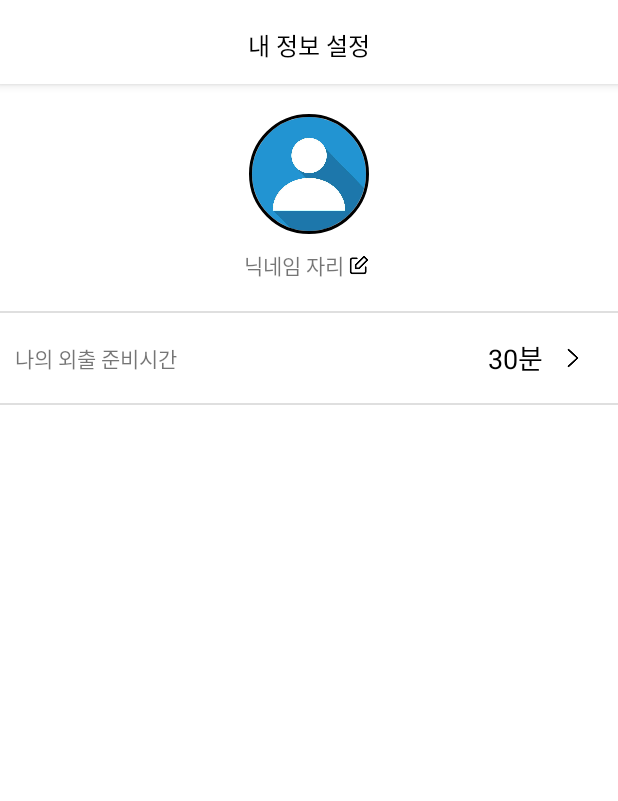
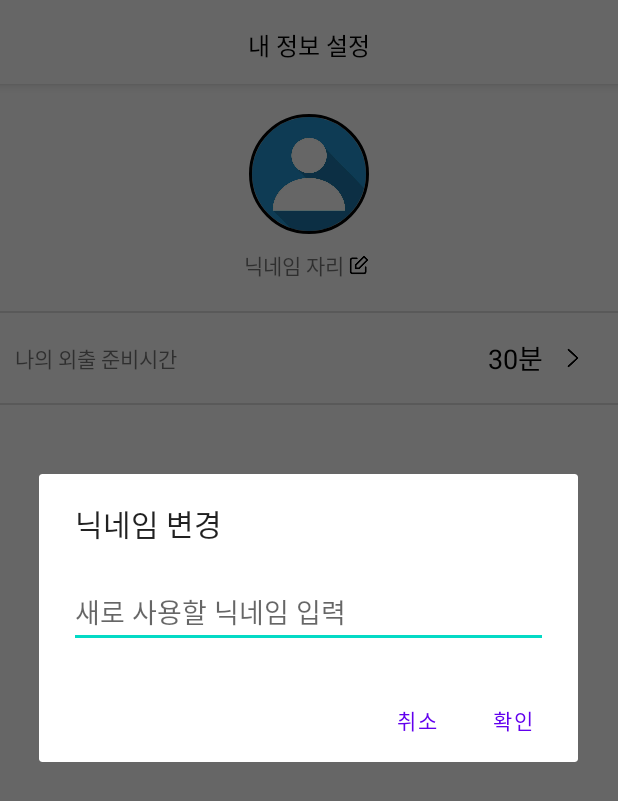
Before and after one commit to cho881020/FinalProject_20210910, an Android app: the MySettingActivity screen opened directly, with no data from a screen before it, after a tap on "닉네임 자리", on a phone screen of 412 x 824 dp. Shown: the top 801 px of the screen. Run offline under Robolectric (Android 15) with nearby library versions, the phone set to English and light mode, and no system bars; our stand-ins replace CircleImageView, data binding; network calls fail; 3 statements that could not run were skipped.

Commit message:
닉네임 변경 기능 구현

```diff
--- a/app/src/main/java/com/neppplus/finalproject_20210910/MySettingActivity.kt
+++ b/app/src/main/java/com/neppplus/finalproject_20210910/MySettingActivity.kt
@@ -34,6 +34,36 @@ class MySettingActivity : BaseActivity() {
 //             EditText를 사용할 수 있는 방법?
 
 //            PATCH - /user => field : nickname으로 보내서 닉변.
+
+            val customView = LayoutInflater.from(mContext).inflate(R.layout.my_custom_alert_nickname, null)
+            val alert = AlertDialog.Builder(mContext)
+            alert.setTitle("닉네임 변경")
+            alert.setView(customView)
+            alert.setPositiveButton("확인", DialogInterface.OnClickListener { dialogInterface, i ->
+                val nicknameEdt = customView.findViewById<EditText>(R.id.nicknameEdt)
+
+                apiService.patchRequestMyInfo("nickname", nicknameEdt.text.toString()).enqueue(object : Callback<BasicResponse> {
+                    override fun onResponse(
+                        call: Call<BasicResponse>,
+                        response: Response<BasicResponse>
+                    ) {
+                        if (response.isSuccessful) {
+                            val basicResponse = response.body()!!
+                            GlobalData.loginUser = basicResponse.data.user
+
+                            setUserInfo()
+                        }
+                    }
+
+                    override fun onFailure(call: Call<BasicResponse>, t: Throwable) {
+
+                    }
+
+                })
+
+            })
+            alert.setNegativeButton("취소", null)
+            alert.show()
 
         }
 
--- /dev/null
+++ b/app/src/main/res/layout/my_custom_alert_nickname.xml
@@ -0,0 +1,16 @@
+<?xml version="1.0" encoding="utf-8"?>
+<LinearLayout xmlns:android="http://schemas.android.com/apk/res/android"
+    android:layout_width="match_parent"
+    android:layout_height="match_parent"
+    android:padding="20dp"
+    android:orientation="vertical">
+
+    <EditText
+        android:id="@+id/nicknameEdt"
+        android:layout_width="match_parent"
+        android:layout_height="wrap_content"
+        android:hint="새로 사용할 닉네임 입력"
+        android:singleLine="true" />
+
+
+</LinearLayout>
```
